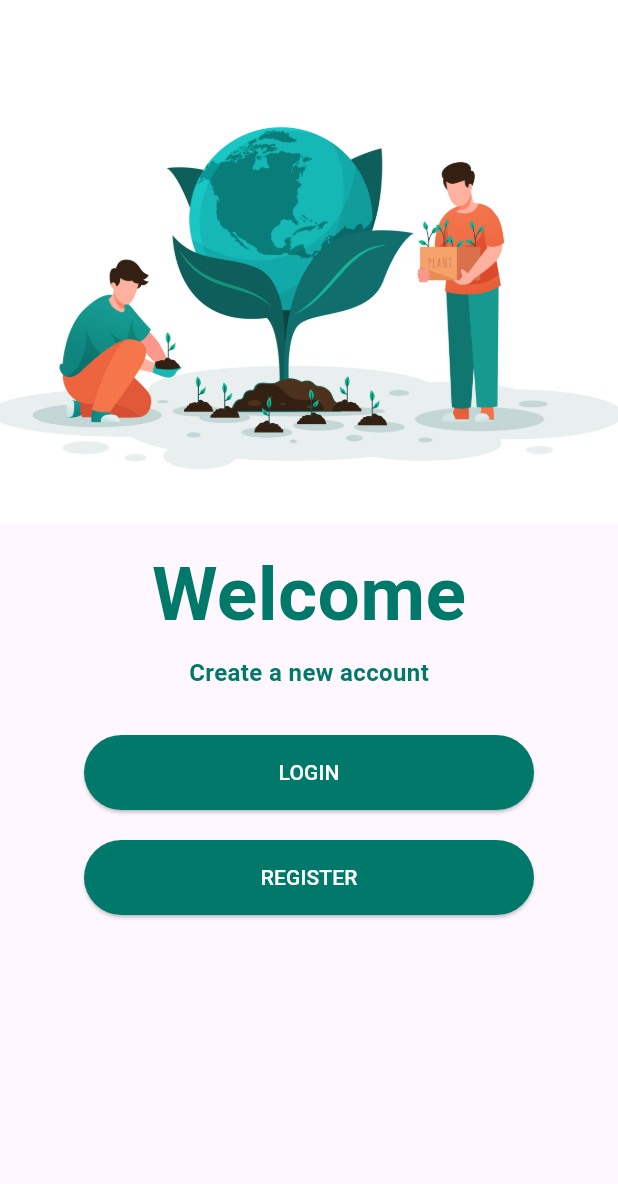
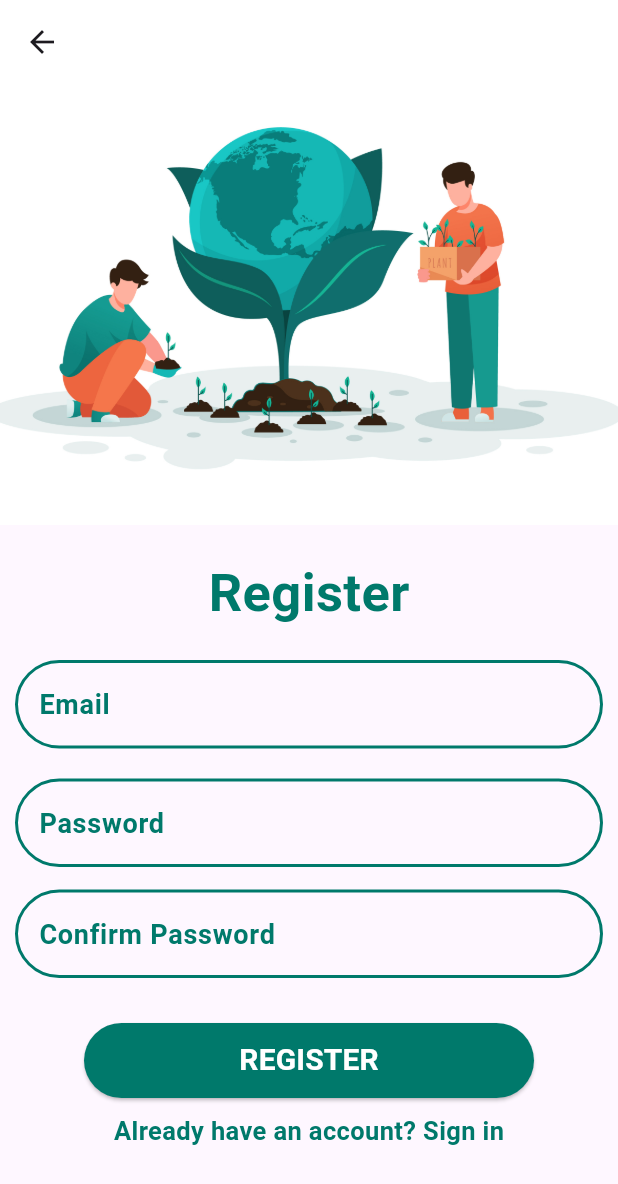
Before and after one commit to Huulinh25/Flutter_UI, a Flutter app: the screen it shows after launch, after a tap on "REGISTER", on a phone screen of 412 x 824 dp. Shown: the top 1184 px of the screen. Run offline on Flutter 3.47's test engine with Material 3 defaults, Android fonts, the light colour scheme and no system bars.

Commit message:
add register page UI

```diff
--- /dev/null
+++ b/lib/pages/register_page.dart
@@ -0,0 +1,139 @@
+import 'package:flutter/material.dart';
+import 'widgets/welcome_app_bar.dart';
+
+class RegisterPage extends StatelessWidget {
+  const RegisterPage({super.key});
+  @override
+  Widget build(BuildContext context) {
+    return Scaffold(
+      appBar: const WelcomeAppBar(),
+      body: Center(
+        child: Column(
+          children: [
+            const SizedBox(height: 20),
+            Text(
+              'Register',
+              style: TextStyle(
+                fontSize: 35,
+                color: Colors.teal[700],
+                fontWeight: FontWeight.bold,
+              ),
+            ),
+
+            // Email input
+            Padding(
+              padding: const EdgeInsets.fromLTRB(10, 20, 10, 15),
+              child: TextField(
+                decoration: InputDecoration(
+                  hintText: 'Email',
+                  hintStyle: TextStyle(
+                    color: Colors.teal[700],
+                    fontSize: 18,
+                    fontWeight: FontWeight.bold,
+                  ),
+                  border: const OutlineInputBorder(
+                    borderRadius: BorderRadius.all(Radius.circular(30)),
+                  ),
+                  enabledBorder: OutlineInputBorder(
+                    borderRadius: const BorderRadius.all(Radius.circular(30)),
+                    borderSide: BorderSide(
+                      color: Colors.teal[700]!, // Màu viền khi được chọn
+                      width: 2,
+                    ),
+                  ),
+                ),
+              ),
+            ),
+
+            // Password input
+            Padding(
+              padding: const EdgeInsets.fromLTRB(10, 5, 10, 10),
+              child: TextField(
+                decoration: InputDecoration(
+                  hintText: 'Password',
+                  hintStyle: TextStyle(
+                    color: Colors.teal[700],
+                    fontSize: 18,
+                    fontWeight: FontWeight.bold,
+                  ),
+                  border: OutlineInputBorder(
+                    borderRadius: const BorderRadius.all(Radius.circular(30)),
+                    borderSide: BorderSide(
+                      color: Colors.teal[700]!, // Màu viền mặc định
+                      width: 2,
+                    ),
+                  ),
+                  enabledBorder: OutlineInputBorder(
+                    borderRadius: const BorderRadius.all(Radius.circular(30)),
+                    borderSide: BorderSide(
+                      color: Colors.teal[700]!, // Màu viền mặc định
+                      width: 2,
+                    ),
+                  ),
+                ),
+              ),
+            ),
+
+            // Confirm password input
+            Padding(
+              padding: const EdgeInsets.fromLTRB(10, 5, 10, 10),
+              child: TextField(
+                decoration: InputDecoration(
+                  hintText: 'Confirm Password',
+                  hintStyle: TextStyle(
+                    color: Colors.teal[700],
+                    fontSize: 18,
+                    fontWeight: FontWeight.bold,
+                  ),
+                  border: OutlineInputBorder(
+                    borderRadius: const BorderRadius.all(Radius.circular(30)),
+                    borderSide: BorderSide(
+                      color: Colors.teal[700]!, // Màu viền mặc định
+                      width: 2,
+                    ),
+                  ),
+                  enabledBorder: OutlineInputBorder(
+                    borderRadius: const BorderRadius.all(Radius.circular(30)),
+                    borderSide: BorderSide(
+                      color: Colors.teal[700]!, // Màu viền mặc định
+                      width: 2,
+                    ),
+                  ),
+                ),
+              ),
+            ),
+
+            //Button Login
+            Padding(
+              padding: const EdgeInsets.only(top: 20),
+              child: ElevatedButton(
+                  onPressed: () {},
+                  style: ElevatedButton.styleFrom(
+                    backgroundColor: Colors.teal[700],
+                    minimumSize: const Size(300, 50),
+                    shape: RoundedRectangleBorder(
+                      borderRadius: BorderRadius.circular(50),
+                    ),
+                  ),
+                  child: const Text('REGISTER',
+                      style: TextStyle(
+                          color: Colors.white,
+                          fontSize: 20,
+                          fontWeight: FontWeight.bold))),
+            ),
+
+            // Already have an account? Sign in
+            Padding(
+              padding: const EdgeInsets.only(top: 10),
+              child: Text('Already have an account? Sign in',
+                  style: TextStyle(
+                      fontWeight: FontWeight.bold,
+                      color: Colors.teal[700],
+                      fontSize: 17)),
+            )
+          ],
+        ),
+      ),
+    );
+  }
+}
--- a/lib/pages/welcome_page.dart
+++ b/lib/pages/welcome_page.dart
@@ -1,4 +1,5 @@
 import 'package:flutter/material.dart';
+import 'package:my_app/pages/register_page.dart';
 import 'login_page.dart';
 import 'widgets/welcome_app_bar.dart';
 
@@ -64,7 +65,10 @@ class WelcomePage extends StatelessWidget {
                 ),
               ),
               onPressed: () {
-                // Handle register button press
+                Navigator.push(
+                  context,
+                  MaterialPageRoute(builder: (context) => const RegisterPage()),
+                );
               },
               child: const Text('REGISTER', style: TextStyle(color: Colors.white)),
             ),
```
